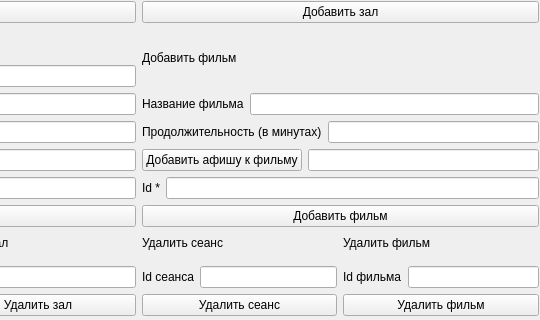
Qt form static/ui_files/admin_wnd.ui (Silent0agent/PyQT-project-cinemas) before a commit; both pictures show x 262 to 802 and y 194 to 514 of the 802 by 600 pixel window.
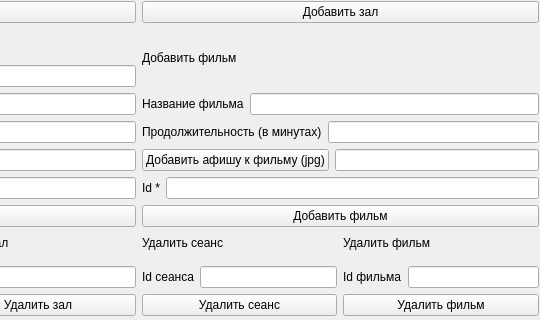
The same form after that commit.

```diff
--- a/static/ui_files/admin_wnd.ui
+++ b/static/ui_files/admin_wnd.ui
@@ -266,7 +266,7 @@
            <item>
             <widget class="QPushButton" name="add_poster_btn">
              <property name="text">
-              <string>Добавить афишу к фильму</string>
+              <string>Добавить афишу к фильму (jpg)</string>
              </property>
             </widget>
            </item>
```
